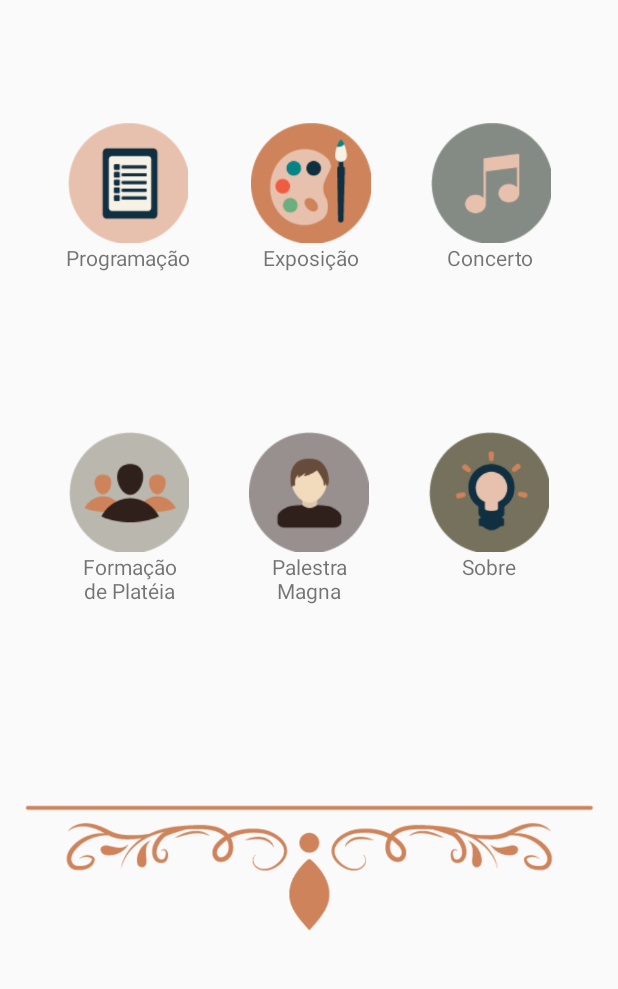
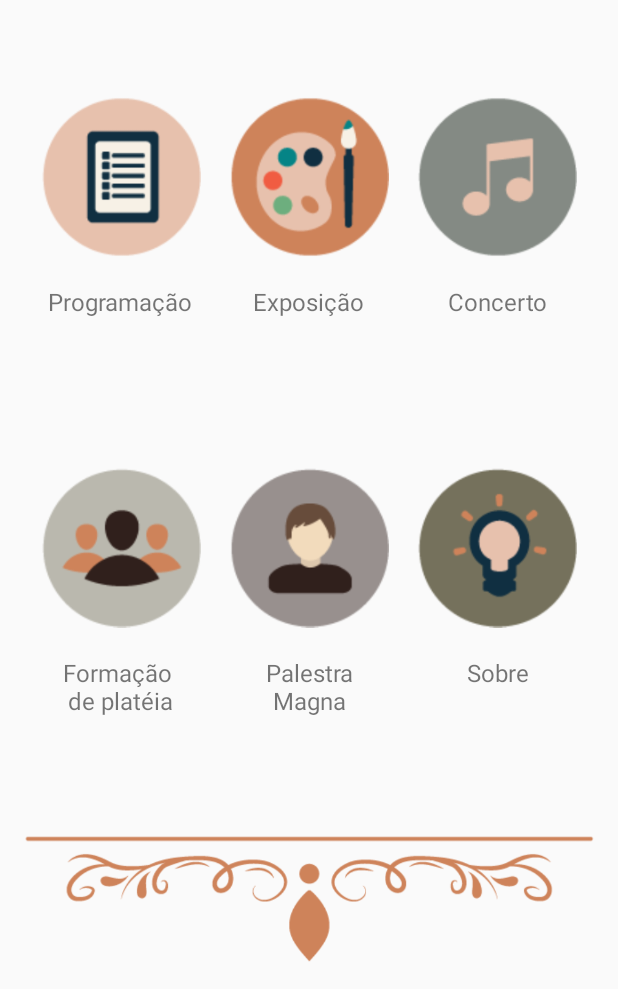
Before and after one commit to NovaAcropole/DDA17, an Android app: the screen it shows after launch (MainActivity), on a phone screen of 412 x 824 dp, the part 247-1236 px from its top. Run offline under Robolectric (Android 15) with nearby library versions, the phone set to English and light mode, and no system bars; Roboto replaces fonts that are not available here; 1 statement that could not run was skipped.

Commit message:
Início da tela Palestra Magna, adição do botão de voltar em todas as telas e finalmente o layout ~do menu inicial (testem esse último)

```diff
--- a/DDA17/app/src/main/java/br/na/dda17/MainActivity.java
+++ b/DDA17/app/src/main/java/br/na/dda17/MainActivity.java
@@ -4,7 +4,6 @@ import android.content.Intent;
 import android.graphics.Typeface;
 import android.os.Bundle;
 import android.support.v7.app.AppCompatActivity;
-import android.support.v7.widget.Toolbar;
 import android.view.View;
 import android.widget.LinearLayout;
 import android.widget.TextView;
@@ -86,7 +85,6 @@ public class MainActivity extends AppCompatActivity {
         tvSobre = (TextView) findViewById(R.id.tv_sobre);
 
         typeface = Typeface.createFromAsset(getApplicationContext().getResources().getAssets(), "fonts/KeplerStd-Medium.otf");
-        //Typeface tf = Typeface.createFromAsset(getAssets(),"fonts/KeplerStd-Medium.otf");
 
         tvConcerto.setTypeface(typeface);
         tvExposicao.setTypeface(typeface);
--- a/DDA17/app/src/main/java/br/na/dda17/ProgramacaoActivity.java
+++ b/DDA17/app/src/main/java/br/na/dda17/ProgramacaoActivity.java
@@ -1,13 +1,24 @@
 package br.na.dda17;
 
+import android.support.v4.app.NavUtils;
+import android.support.v7.app.ActionBar;
 import android.support.v7.app.AppCompatActivity;
 import android.os.Bundle;
+import android.support.v7.widget.Toolbar;
+import android.view.MenuItem;
 
 public class ProgramacaoActivity extends AppCompatActivity {
+
+    private Toolbar toolbar;
 
     @Override
     protected void onCreate(Bundle savedInstanceState) {
         super.onCreate(savedInstanceState);
         setContentView(R.layout.activity_programacao);
+
+        // setando o botão voltar em cada tela
+        ActionBar actionbar = getSupportActionBar();
+        actionbar.setDisplayHomeAsUpEnabled(true);
     }
+
 }
--- a/DDA17/app/src/main/java/br/na/dda17/SplashActivity.java
+++ b/DDA17/app/src/main/java/br/na/dda17/SplashActivity.java
@@ -1,6 +1,5 @@
 package br.na.dda17;
 
-import android.app.Activity;
 import android.content.Intent;
 import android.os.Bundle;
 import android.os.Handler;
--- a/DDA17/app/src/main/res/layout/activity_main.xml
+++ b/DDA17/app/src/main/res/layout/activity_main.xml
@@ -16,162 +16,133 @@
         android:padding="14dp"
         android:src="@drawable/na_logo_min" />
 
-    <View
-        android:layout_width="match_parent"
-        android:layout_height="0dp"
-        android:layout_weight="1"/>
+    <View style="@style/ViewExterno" />
 
-    <LinearLayout
-        android:layout_width="match_parent"
-        android:layout_height="0dp"
-        android:layout_weight="2.5"
-        android:gravity="center_horizontal"
-        android:orientation="horizontal">
+    <LinearLayout style="@style/LinerLayoutExterno">
+
+        <View style="@style/ViewInterno" />
 
         <LinearLayout
             android:id="@+id/btProgramacao"
-            android:layout_width="wrap_content"
-            android:layout_height="wrap_content"
-            android:layout_marginRight="@dimen/menu_space"
-            android:gravity="center"
-            android:orientation="vertical">
+            style="@style/LinerLayoutInterno">
 
             <ImageView
-                android:layout_width="80sp"
-                android:layout_height="80sp"
+                style="@style/MenuImage"
                 android:src="@drawable/icon1_programa" />
 
             <TextView
                 android:id="@+id/tv_programacao"
-                android:layout_width="wrap_content"
-                android:layout_height="wrap_content"
-                android:textAlignment="center"
+
+                style="@style/MenuTextView"
                 android:text="Programação" />
 
         </LinearLayout>
 
+        <View style="@style/ViewInterno" />
+
         <LinearLayout
             android:id="@+id/btExposicao"
-            android:layout_width="wrap_content"
-            android:layout_height="wrap_content"
-            android:layout_marginRight="@dimen/menu_space"
-            android:gravity="center"
-            android:orientation="vertical">
+            style="@style/LinerLayoutInterno">
 
             <ImageView
-                android:layout_width="80sp"
-                android:layout_height="80sp"
+                style="@style/MenuImage"
                 android:src="@drawable/icon2_expo" />
 
             <TextView
-                android:layout_width="wrap_content"
                 android:id="@+id/tv_exposicao"
-                android:layout_height="wrap_content"
-                android:textAlignment="center"
+                style="@style/MenuTextView"
+
                 android:text="Exposição" />
 
         </LinearLayout>
 
+        <View style="@style/ViewInterno" />
+
         <LinearLayout
             android:id="@+id/btConcerto"
-            android:layout_width="wrap_content"
-            android:layout_height="wrap_content"
-            android:gravity="center"
-            android:orientation="vertical">
+            style="@style/LinerLayoutInterno">
 
             <ImageView
-                android:layout_width="80sp"
-                android:layout_height="80sp"
+                style="@style/MenuImage"
                 android:src="@drawable/icon3_recital" />
 
             <TextView
-                android:layout_width="wrap_content"
-                android:textAlignment="center"
-                android:layout_height="wrap_content"
                 android:id="@+id/tv_concerto"
+                style="@style/MenuTextView"
                 android:text="Concerto" />
 
         </LinearLayout>
 
+        <View style="@style/ViewInterno" />
+
     </LinearLayout>
 
-    <LinearLayout
-        android:layout_width="match_parent"
-        android:layout_height="0dp"
-        android:layout_weight="2.5"
-        android:gravity="center_horizontal"
-        android:orientation="horizontal">
+    <View style="@style/ViewExterno" />
+
+    <LinearLayout style="@style/LinerLayoutExterno">
+
+        <View style="@style/ViewInterno" />
 
         <LinearLayout
             android:id="@+id/btPlateia"
-            android:layout_width="wrap_content"
-            android:layout_height="wrap_content"
-            android:layout_marginRight="@dimen/menu_space"
-            android:gravity="center"
-            android:orientation="vertical">
+            style="@style/LinerLayoutInterno">
 
             <ImageView
-                android:layout_width="80sp"
-                android:layout_height="80sp"
+                style="@style/MenuImage"
                 android:src="@drawable/icon4_plateia" />
 
             <TextView
-                android:layout_width="wrap_content"
-                android:textAlignment="center"
                 android:id="@+id/tv_plateia"
-                android:layout_height="wrap_content"
-                android:text="Formação\nde Platéia" />
+                style="@style/MenuTextView"
+                android:text="Formação \nde platéia" />
 
         </LinearLayout>
 
+        <View style="@style/ViewInterno" />
+
         <LinearLayout
             android:id="@+id/btPalestra"
-            android:layout_width="wrap_content"
-            android:layout_height="wrap_content"
-            android:layout_marginRight="@dimen/menu_space"
-            android:gravity="center"
-            android:orientation="vertical">
+            style="@style/LinerLayoutInterno">
 
             <ImageView
-                android:layout_width="80sp"
-                android:layout_height="80sp"
+                style="@style/MenuImage"
                 android:src="@drawable/icon5_palestra" />
 
             <TextView
-                android:layout_width="wrap_content"
                 android:id="@+id/tv_palestra"
-                android:textAlignment="center"
-                android:layout_height="wrap_content"
+                style="@style/MenuTextView"
                 android:text="Palestra\nMagna" />
 
         </LinearLayout>
 
+        <View style="@style/ViewInterno" />
+
         <LinearLayout
             android:id="@+id/btSobre"
-            android:layout_width="wrap_content"
-            android:layout_height="wrap_content"
-            android:gravity="center"
-            android:orientation="vertical">
+            style="@style/LinerLayoutInterno">
 
             <ImageView
-                android:layout_width="80sp"
-                android:layout_height="80sp"
+                style="@style/MenuImage"
                 android:src="@drawable/icon6_sobre" />
 
             <TextView
+                android:id="@+id/tv_sobre"
+                style="@style/MenuTextView"
                 android:layout_width="wrap_content"
-                android:id="@+id/tv_sobre"
-                android:layout_height="wrap_content"
                 android:text="Sobre" />
 
         </LinearLayout>
 
+        <View style="@style/ViewInterno" />
+
     </LinearLayout>
+
+    <View style="@style/ViewExterno" />
 
     <ImageView
         android:layout_width="wrap_content"
         android:layout_height="0dp"
-        android:layout_weight="2"
+        android:layout_weight="1.5"
         android:src="@drawable/adorno" />
 
 </LinearLayout>
--- a/DDA17/app/src/main/res/layout/activity_programacao.xml
+++ b/DDA17/app/src/main/res/layout/activity_programacao.xml
@@ -1,9 +1,14 @@
 <?xml version="1.0" encoding="utf-8"?>
 <android.support.constraint.ConstraintLayout xmlns:android="http://schemas.android.com/apk/res/android"
-    xmlns:app="http://schemas.android.com/apk/res-auto"
     xmlns:tools="http://schemas.android.com/tools"
     android:layout_width="match_parent"
     android:layout_height="match_parent"
     tools:context="br.na.dda17.ProgramacaoActivity">
 
+<!--    <android.support.v7.widget.Toolbar xmlns:android="http://schemas.android.com/apk/res/android"
+        android:id="@+id/toolbar"
+        android:layout_width="match_parent"
+        android:layout_height="wrap_content"
+        android:background="@color/colorPrimary" />-->
+
 </android.support.constraint.ConstraintLayout>
--- a/DDA17/app/src/main/res/values/styles.xml
+++ b/DDA17/app/src/main/res/values/styles.xml
@@ -25,8 +25,70 @@
         <item name="metaButtonBarButtonStyle">?android:attr/buttonBarButtonStyle</item>
     </style>
 
+    <style name="FullscreenThemeLana" parent="AppTheme">
+        <item name="android:windowActionBarOverlay">true</item>
+        <item name="android:windowFullscreen">true</item>
+        <item name="android:windowNoTitle">true</item>
+        <item name="windowNoTitle">true</item>
+        <item name="windowActionBar">false</item>
+    </style>
+
+
     <style name="FullscreenActionBarStyle" parent="Widget.AppCompat.ActionBar">
         <item name="android:background">@color/black_overlay</item>
     </style>
 
+
+    <!--Estilos do menu inicial-->
+
+    <style name="ViewExterno">
+        <item name="android:layout_width">wrap_content</item>
+        <item name="android:layout_height">0dp</item>
+        <item name="android:layout_weight">0.5</item>
+
+    </style>
+
+    <style name="LinerLayoutExterno">
+        <item name="android:layout_width">match_parent</item>
+        <item name="android:layout_height">0dp</item>
+        <item name="android:layout_weight">2.5</item>
+        <item name="android:gravity">center_horizontal</item>
+        <item name="android:orientation">horizontal</item>
+        <item name="android:weightSum">22</item>
+    </style>
+
+    <style name="ViewInterno">
+        <item name="android:layout_width">0dp</item>
+        <item name="android:layout_height">wrap_content</item>
+        <item name="android:layout_weight">1</item>
+    </style>
+
+    <style name="LinerLayoutInterno">
+        <item name="android:layout_width">0dp</item>
+        <item name="android:layout_height">match_parent</item>
+        <item name="android:layout_weight">5.7</item>
+        <item name="android:gravity">center</item>
+        <item name="android:orientation">vertical</item>
+        <item name="android:weightSum">5</item>
+        <item name="android:scaleType">centerInside</item>
+    </style>
+
+    <style name="MenuImage">
+        <item name="android:layout_width">match_parent</item>
+        <item name="android:layout_height">0dp</item>
+        <item name="android:layout_weight">3.5</item>
+        <item name="android:adjustViewBounds">true</item>
+    </style>
+
+    <style name="MenuTextView">
+        <item name="android:layout_width">wrap_content</item>
+        <item name="android:layout_height">0dp</item>
+        <item name="android:layout_weight">1.25</item>
+        <item name="android:gravity">center_horizontal</item>
+        <item name="android:textSize">16sp</item>
+    </style>
+
+    <!--Estilos do menu inicial-->
+
+
 </resources>
```
Also changed, not shown: DDA17/app/src/main/AndroidManifest.xml (+51 -8 lines), DDA17/app/src/main/res/drawable/icon1_programa.png, DDA17/app/src/main/res/drawable/icon2_expo.png, DDA17/app/src/main/res/drawable/icon3_recital.png, DDA17/app/src/main/res/drawable/icon4_plateia.png, DDA17/app/src/main/res/drawable/icon5_palestra.png, DDA17/app/src/main/res/drawable/icon6_sobre.png, 1 other file.
